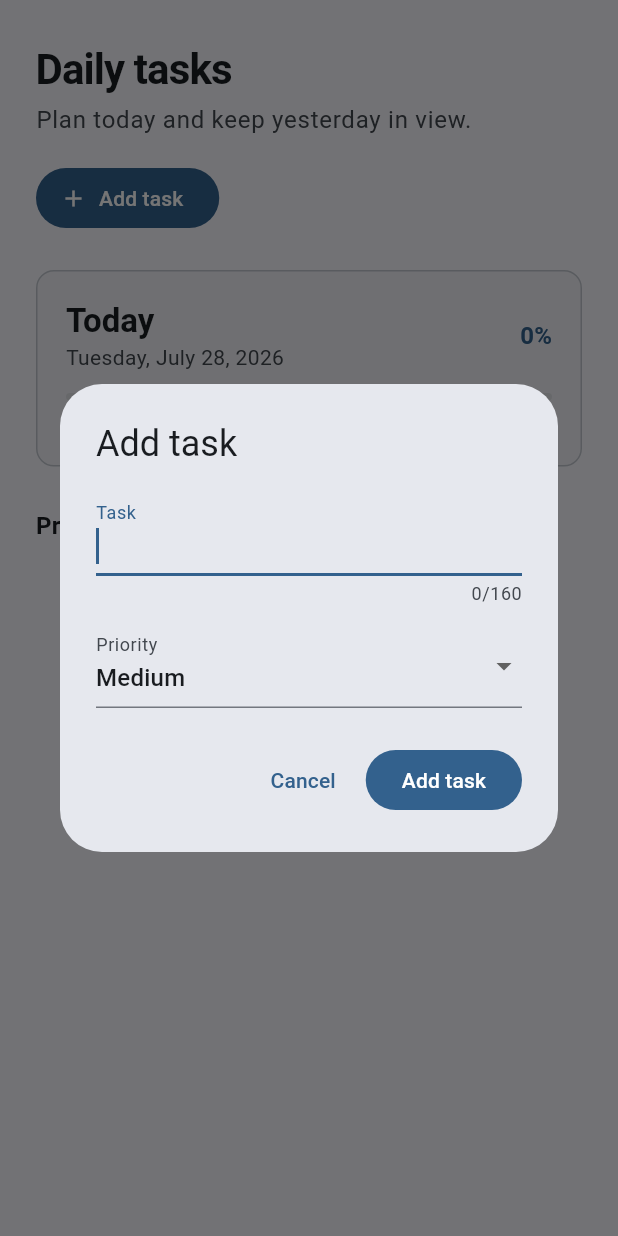
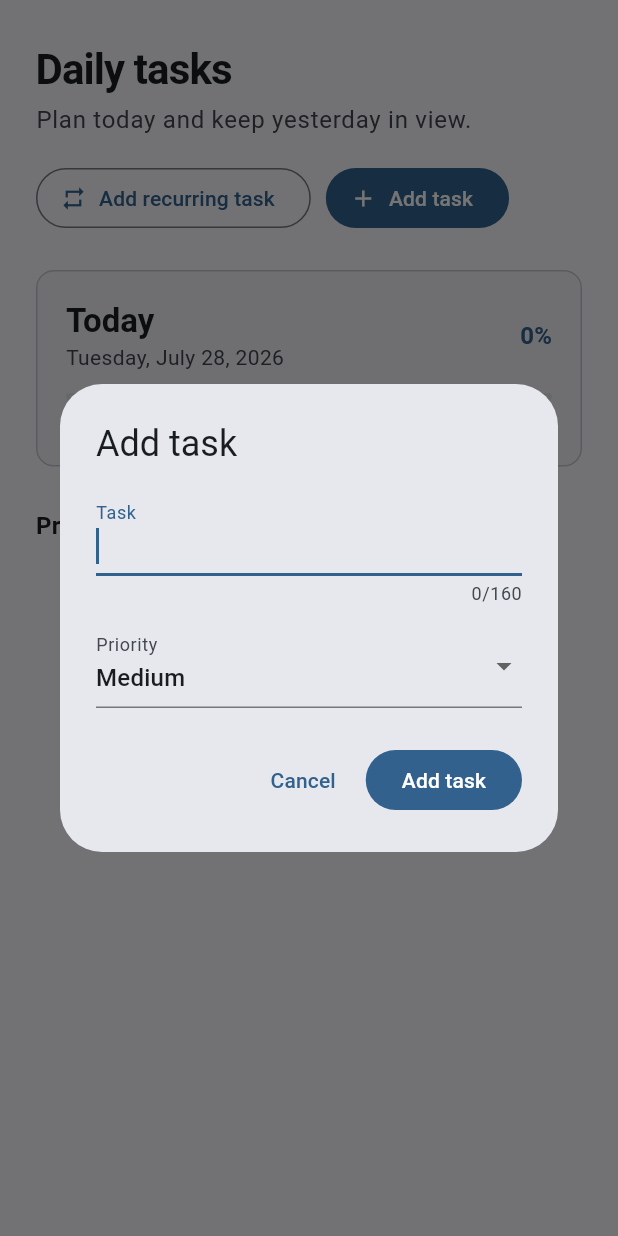
Before and after one commit to saiusesgithub/DailyHQ, a Flutter app: the DailyTasksPage widget shown alone on an empty page, opened directly with empty values, after a tap on "Add task", on a phone screen of 412 x 824 dp. Run offline on Flutter 3.47's test engine with Material 3 defaults, Android fonts, the phone set to English and light mode, and no system bars; our stand-ins replace cloud_firestore, firebase_auth, firebase_core, table_calendar; accounts and stored records are empty.

Commit message:
feat: add recurring tasks to daily planner

```diff
--- a/lib/features/daily_tasks/data/daily_tasks_repository.dart
+++ b/lib/features/daily_tasks/data/daily_tasks_repository.dart
@@ -9,10 +9,15 @@ class DailyTasksRepository {
       _tasks = (firestore ?? FirebaseFirestore.instance)
           .collection('users')
           .doc(userId)
-          .collection('daily_tasks');
+          .collection('daily_tasks'),
+      _recurringTasks = (firestore ?? FirebaseFirestore.instance)
+          .collection('users')
+          .doc(userId)
+          .collection('recurring_daily_tasks');
 
   final FirebaseFirestore _firestore;
   final CollectionReference<Map<String, dynamic>> _tasks;
+  final CollectionReference<Map<String, dynamic>> _recurringTasks;
 
   Stream<List<DailyTask>> watchTasks() {
     return _tasks.snapshots().map((snapshot) {
@@ -38,6 +43,7 @@ class DailyTasksRepository {
       'priority': priority.name,
       'plannedDate': Timestamp.fromDate(_dateOnly(date)),
       'rolledOverAt': null,
+      'recurringTaskId': null,
       'createdAt': FieldValue.serverTimestamp(),
       'updatedAt': FieldValue.serverTimestamp(),
     });
@@ -64,6 +70,75 @@ class DailyTasksRepository {
 
   Future<void> deleteTask(String taskId) => _tasks.doc(taskId).delete();
 
+  Future<void> createRecurringTask(
+    String title,
+    DailyTaskPriority priority,
+  ) async {
+    final today = _dateOnly(DateTime.now());
+    final recurringTask = _recurringTasks.doc();
+    final occurrence = _tasks.doc(_occurrenceId(recurringTask.id, today));
+    final batch = _firestore.batch();
+
+    batch.set(recurringTask, {
+      'title': title,
+      'priority': priority.name,
+      'lastGeneratedDate': Timestamp.fromDate(today),
+      'createdAt': FieldValue.serverTimestamp(),
+      'updatedAt': FieldValue.serverTimestamp(),
+    });
+    batch.set(
+      occurrence,
+      _recurringOccurrence(
+        recurringTaskId: recurringTask.id,
+        title: title,
+        priority: priority,
+        date: today,
+      ),
+    );
+
+    await batch.commit();
+  }
+
+  Future<void> ensureTodayRecurringTasks() async {
+    final today = _dateOnly(DateTime.now());
+    final templates = await _recurringTasks.get();
+    final batch = _firestore.batch();
+    var hasWrites = false;
+
+    for (final template in templates.docs) {
+      final data = template.data();
+      final lastGenerated = data['lastGeneratedDate'];
+      if (lastGenerated is Timestamp &&
+          _dateOnly(lastGenerated.toDate()).isAtSameMomentAs(today)) {
+        continue;
+      }
+
+      final title = data['title'] is String ? data['title'] as String : '';
+      if (title.trim().isEmpty) continue;
+      final priority = DailyTaskPriority.fromFirestore(data['priority']);
+      batch.set(
+        _tasks.doc(_occurrenceId(template.id, today)),
+        _recurringOccurrence(
+          recurringTaskId: template.id,
+          title: title,
+          priority: priority,
+          date: today,
+        ),
+      );
+      batch.update(template.reference, {
+        'lastGeneratedDate': Timestamp.fromDate(today),
+        'updatedAt': FieldValue.serverTimestamp(),
+      });
+      hasWrites = true;
+    }
+
+    if (hasWrites) await batch.commit();
+  }
+
+  Future<void> stopRecurring(String recurringTaskId) {
+    return _recurringTasks.doc(recurringTaskId).delete();
+  }
+
   Future<void> doToday(DailyTask task) async {
     final batch = _firestore.batch();
     final newTask = _tasks.doc();
@@ -77,8 +152,10 @@ class DailyTasksRepository {
     batch.set(newTask, {
       'title': task.title,
       'isCompleted': false,
+      'priority': task.priority.name,
       'plannedDate': Timestamp.fromDate(_dateOnly(DateTime.now())),
       'rolledOverAt': null,
+      'recurringTaskId': null,
       'createdAt': FieldValue.serverTimestamp(),
       'updatedAt': FieldValue.serverTimestamp(),
     });
@@ -89,4 +166,28 @@ class DailyTasksRepository {
   static DateTime _dateOnly(DateTime date) {
     return DateTime(date.year, date.month, date.day);
   }
+
+  static String _occurrenceId(String recurringTaskId, DateTime date) {
+    final month = date.month.toString().padLeft(2, '0');
+    final day = date.day.toString().padLeft(2, '0');
+    return '${recurringTaskId}_${date.year}-$month-$day';
+  }
+
+  static Map<String, Object?> _recurringOccurrence({
+    required String recurringTaskId,
+    required String title,
+    required DailyTaskPriority priority,
+    required DateTime date,
+  }) {
+    return {
+      'title': title,
+      'isCompleted': false,
+      'priority': priority.name,
+      'plannedDate': Timestamp.fromDate(date),
+      'rolledOverAt': null,
+      'recurringTaskId': recurringTaskId,
+      'createdAt': FieldValue.serverTimestamp(),
+      'updatedAt': FieldValue.serverTimestamp(),
+    };
+  }
 }
--- a/lib/features/daily_tasks/domain/daily_task.dart
+++ b/lib/features/daily_tasks/domain/daily_task.dart
@@ -12,6 +12,7 @@ class DailyTask {
     required this.createdAt,
     required this.updatedAt,
     this.rolledOverAt,
+    this.recurringTaskId,
   });
 
   final String id;
@@ -22,6 +23,7 @@ class DailyTask {
   final DateTime createdAt;
   final DateTime updatedAt;
   final DateTime? rolledOverAt;
+  final String? recurringTaskId;
 
   factory DailyTask.fromDocument(
     QueryDocumentSnapshot<Map<String, dynamic>> document,
@@ -39,6 +41,9 @@ class DailyTask {
       rolledOverAt: data['rolledOverAt'] is Timestamp
           ? (data['rolledOverAt'] as Timestamp).toDate()
           : null,
+      recurringTaskId: data['recurringTaskId'] is String
+          ? data['recurringTaskId'] as String
+          : null,
     );
   }
 
--- a/lib/features/daily_tasks/presentation/daily_tasks_page.dart
+++ b/lib/features/daily_tasks/presentation/daily_tasks_page.dart
@@ -14,13 +14,37 @@ class DailyTasksPage extends StatefulWidget {
   State<DailyTasksPage> createState() => _DailyTasksPageState();
 }
 
-class _DailyTasksPageState extends State<DailyTasksPage> {
+class _DailyTasksPageState extends State<DailyTasksPage>
+    with WidgetsBindingObserver {
   late final DailyTasksRepository _repository;
 
   @override
   void initState() {
     super.initState();
     _repository = DailyTasksRepository(userId: widget.userId);
+    WidgetsBinding.instance.addObserver(this);
+    WidgetsBinding.instance.addPostFrameCallback((_) => _ensureRecurring());
+  }
+
+  @override
+  void dispose() {
+    WidgetsBinding.instance.removeObserver(this);
+    super.dispose();
+  }
+
+  @override
+  void didChangeAppLifecycleState(AppLifecycleState state) {
+    if (state == AppLifecycleState.resumed) _ensureRecurring();
+  }
+
+  Future<void> _ensureRecurring() async {
+    try {
+      await _repository.ensureTodayRecurringTasks();
+    } catch (error) {
+      if (mounted) {
+        _showError('Could not add recurring tasks for today.', error);
+      }
+    }
   }
 
   Future<void> _addTask() async {
@@ -34,6 +58,23 @@ class _DailyTasksPageState extends State<DailyTasksPage> {
       await _repository.createTask(task.title, DateTime.now(), task.priority);
     } catch (error) {
       if (mounted) _showError('Could not add the task.', error);
+    }
+  }
+
+  Future<void> _addRecurringTask() async {
+    final task = await showDialog<_TaskDraft>(
+      context: context,
+      builder: (context) => const _TaskDialog(
+        heading: 'Add recurring task',
+        actionLabel: 'Add recurring task',
+      ),
+    );
+    if (task == null) return;
+
+    try {
+      await _repository.createRecurringTask(task.title, task.priority);
+    } catch (error) {
+      if (mounted) _showError('Could not add the recurring task.', error);
     }
   }
 
@@ -58,10 +99,21 @@ class _DailyTasksPageState extends State<DailyTasksPage> {
                 PageHeader(
                   title: 'Daily tasks',
                   subtitle: 'Plan today and keep yesterday in view.',
-                  action: FilledButton.icon(
-                    onPressed: _addTask,
-                    icon: const Icon(Icons.add, size: 18),
-                    label: const Text('Add task'),
+                  action: Wrap(
+                    spacing: 10,
+                    runSpacing: 10,
+                    children: [
+                      OutlinedButton.icon(
+                        onPressed: _addRecurringTask,
+                        icon: const Icon(Icons.repeat, size: 18),
+                        label: const Text('Add recurring task'),
+                      ),
+                      FilledButton.icon(
+                        onPressed: _addTask,
+                        icon: const Icon(Icons.add, size: 18),
+                        label: const Text('Add task'),
+                      ),
+                    ],
                   ),
                 ),
                 const SizedBox(height: 24),
@@ -291,7 +343,7 @@ class _DayCard extends StatelessWidget {
   }
 }
 
-enum _TaskAction { edit, delete }
+enum _TaskAction { edit, stopRecurring, delete }
 
 class _TaskRow extends StatefulWidget {
   const _TaskRow({
@@ -373,6 +425,36 @@ class _TaskRowState extends State<_TaskRow> {
           );
         }
         return;
+      case _TaskAction.stopRecurring:
+        final recurringTaskId = widget.task.recurringTaskId;
+        if (recurringTaskId == null) return;
+        final confirmed = await showDialog<bool>(
+          context: context,
+          builder: (context) => AlertDialog(
+            title: const Text('Stop recurring task?'),
+            content: const Text(
+              'This task will no longer be added to future daily plans. '
+              'Existing occurrences will remain.',
+            ),
+            actions: [
+              TextButton(
+                onPressed: () => Navigator.pop(context, false),
+                child: const Text('Cancel'),
+              ),
+              FilledButton(
+                onPressed: () => Navigator.pop(context, true),
+                child: const Text('Stop recurring'),
+              ),
+            ],
+          ),
+        );
+        if (confirmed == true) {
+          await _run(
+            () => widget.repository.stopRecurring(recurringTaskId),
+            'Could not stop the recurring task.',
+          );
+        }
+        return;
     }
   }
 
@@ -414,14 +496,30 @@ class _TaskRowState extends State<_TaskRow> {
                 ),
               ),
               const SizedBox(width: 8),
+              if (task.recurringTaskId != null) ...[
+                Icon(
+                  Icons.repeat,
+                  size: 17,
+                  color: colorScheme.onSurfaceVariant,
+                ),
+                const SizedBox(width: 7),
+              ],
               _PriorityBadge(priority: task.priority),
               PopupMenuButton<_TaskAction>(
                 enabled: !_isWorking,
                 tooltip: 'Task actions',
                 onSelected: _handleAction,
-                itemBuilder: (context) => const [
-                  PopupMenuItem(value: _TaskAction.edit, child: Text('Edit')),
-                  PopupMenuItem(
+                itemBuilder: (context) => [
+                  const PopupMenuItem(
+                    value: _TaskAction.edit,
+                    child: Text('Edit'),
+                  ),
+                  if (task.recurringTaskId != null)
+                    const PopupMenuItem(
+                      value: _TaskAction.stopRecurring,
+                      child: Text('Stop recurring'),
+                    ),
+                  const PopupMenuItem(
                     value: _TaskAction.delete,
                     child: Text('Delete'),
                   ),
@@ -429,7 +527,9 @@ class _TaskRowState extends State<_TaskRow> {
               ),
             ],
           ),
-          if (widget.isHistory && !task.isCompleted) ...[
+          if (widget.isHistory &&
+              !task.isCompleted &&
+              task.recurringTaskId == null) ...[
             Padding(
               padding: const EdgeInsets.only(left: 48),
               child: Align(
@@ -516,10 +616,14 @@ class _TaskDialog extends StatefulWidget {
   const _TaskDialog({
     this.initialTitle = '',
     this.initialPriority = DailyTaskPriority.medium,
+    this.heading,
+    this.actionLabel,
   });
 
   final String initialTitle;
   final DailyTaskPriority initialPriority;
+  final String? heading;
+  final String? actionLabel;
 
   @override
   State<_TaskDialog> createState() => _TaskDialogState();
@@ -555,7 +659,10 @@ class _TaskDialogState extends State<_TaskDialog> {
   @override
   Widget build(BuildContext context) {
     return AlertDialog(
-      title: Text(widget.initialTitle.isEmpty ? 'Add task' : 'Edit task'),
+      title: Text(
+        widget.heading ??
+            (widget.initialTitle.isEmpty ? 'Add task' : 'Edit task'),
+      ),
       content: SizedBox(
         width: 420,
         child: Column(
@@ -593,7 +700,10 @@ class _TaskDialogState extends State<_TaskDialog> {
         ),
         FilledButton(
           onPressed: _save,
-          child: Text(widget.initialTitle.isEmpty ? 'Add task' : 'Save'),
+          child: Text(
+            widget.actionLabel ??
+                (widget.initialTitle.isEmpty ? 'Add task' : 'Save'),
+          ),
         ),
       ],
     );
```
Also changed, not shown: 1 other file.
